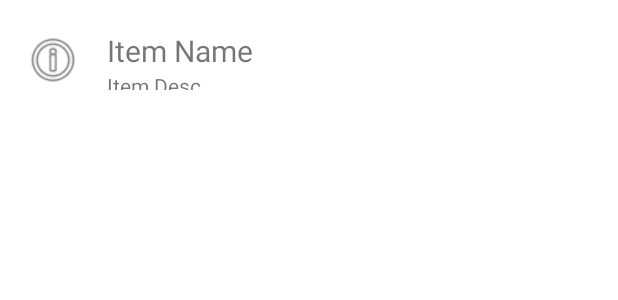
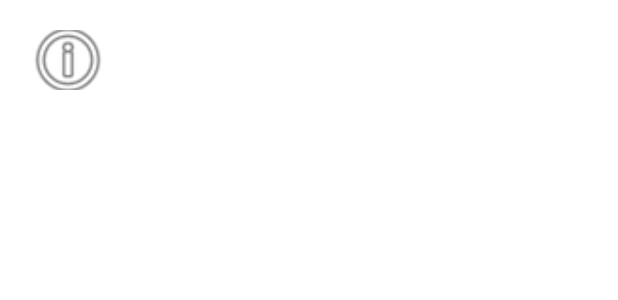
Before and after one commit to FarmBera/PokemonGo, an Android app: the layout recycler_library.xml on its own in the app's theme, with its tools: preview values and no code run, on a phone screen of 412 x 824 dp. Shown: the top 300 px of the screen. Run offline under Robolectric (Android 15) with nearby library versions, the phone set to English and light mode, and no system bars.

Commit message:
temp save

```diff
--- a/app/src/main/java/com/example/pokemongo/MainMenuActivity.kt
+++ b/app/src/main/java/com/example/pokemongo/MainMenuActivity.kt
@@ -34,6 +34,7 @@ class MainMenuActivity : AppCompatActivity() {
             binding.menuLibrary.startAnimation(anim_menu_to_right)
             binding.menuSettings.startAnimation(anim_menu_to_down)
             finish()
+            overridePendingTransition(R.anim.load_fade_in, R.anim.load_fade_out)
         }
         binding.backgroundsx.setOnClickListener{
             MenuCloseEff()
--- /dev/null
+++ b/app/src/main/java/com/example/pokemongo/model/ItemLib.kt
@@ -0,0 +1,5 @@
+package com.example.pokemongo.model
+
+data class ItemLib(val imageUrl: String, val bool: Boolean) {
+
+}
--- a/app/src/main/res/anim/menu_move_to_down.xml
+++ b/app/src/main/res/anim/menu_move_to_down.xml
@@ -3,5 +3,5 @@
     android:interpolator="@android:anim/decelerate_interpolator"
     android:duration="300"
     android:fromYDelta="0"
-    android:toYDelta="70dp"
+    android:toYDelta="100dp"
     android:fillAfter="true" />
--- a/app/src/main/res/anim/menu_move_to_left1.xml
+++ b/app/src/main/res/anim/menu_move_to_left1.xml
@@ -3,5 +3,5 @@
     android:interpolator="@android:anim/decelerate_interpolator"
     android:duration="300"
     android:fromXDelta="0"
-    android:toXDelta="120dp"
+    android:toXDelta="110dp"
     android:fillAfter="true" />
--- a/app/src/main/res/anim/menu_move_to_right1.xml
+++ b/app/src/main/res/anim/menu_move_to_right1.xml
@@ -3,5 +3,5 @@
     android:interpolator="@android:anim/decelerate_interpolator"
     android:duration="300"
     android:fromXDelta="0dp"
-    android:toXDelta="-120dp"
+    android:toXDelta="-110dp"
     android:fillAfter="true" />
--- a/app/src/main/res/layout/recycler_library.xml
+++ b/app/src/main/res/layout/recycler_library.xml
@@ -12,35 +12,9 @@
 
     <ImageView
         android:id="@+id/libIcon"
-        android:layout_width="40dp"
+        android:layout_width="60dp"
         android:layout_height="40dp"
         android:scaleType="centerCrop"
         android:src="@android:drawable/ic_menu_info_details" />
 
-    <LinearLayout
-        android:layout_width="match_parent"
-        android:layout_height="match_parent"
-        android:orientation="vertical"
-        android:textAlignment="textStart"
-        android:layout_marginLeft="16dp"
-        >
-
-        <TextView
-            android:id="@+id/libName"
-            android:layout_width="wrap_content"
-            android:layout_height="wrap_content"
-            android:layout_gravity="left"
-            android:textSize="20sp"
-            android:text="Item Name" />
-
-        <TextView
-            android:id="@+id/libDesc"
-            android:layout_width="wrap_content"
-            android:layout_height="wrap_content"
-            android:layout_gravity="left"
-            android:text="Item Desc" />
-
     </LinearLayout>
-
-
-</LinearLayout>
```
Also changed, not shown: app/src/main/java/com/example/pokemongo/InventoryActivity.kt (+16 -0 lines), app/src/main/java/com/example/pokemongo/LibraryActivity.kt (+23 -5 lines), app/src/main/java/com/example/pokemongo/adapter/LibraryAdapter.kt (+16 -7 lines), 1 other file.
